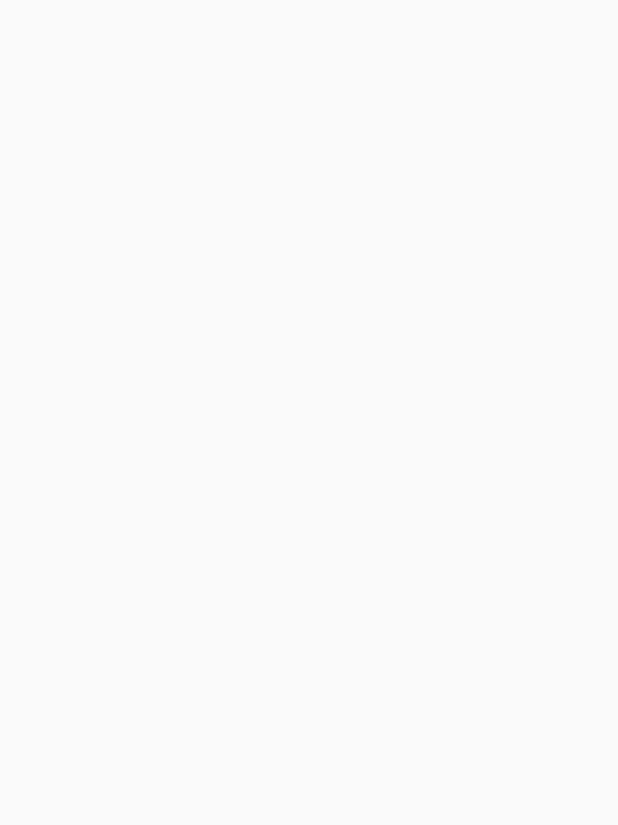
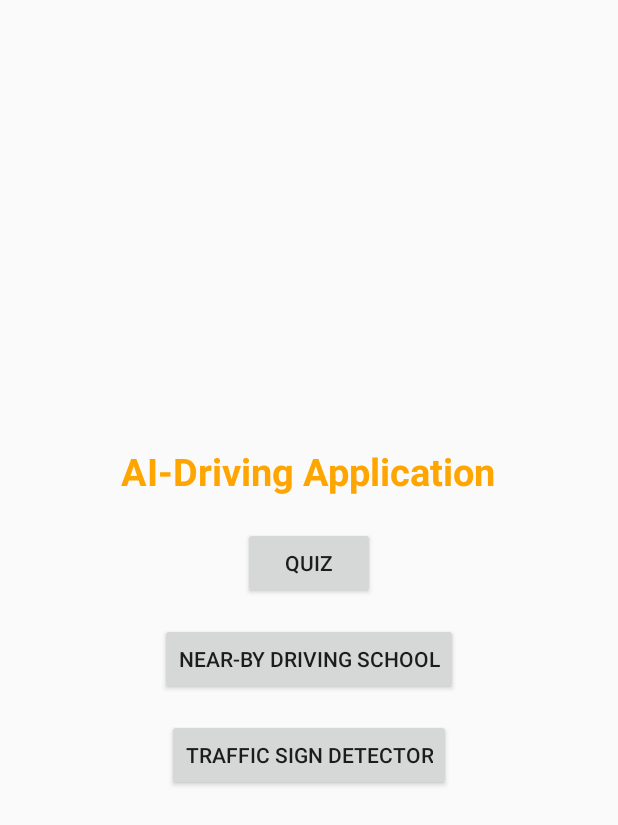
Before and after one commit to Muneeb-Ahmed-Khan/AI-Driving-App, an Android app: the screen it shows after launch once a user with an empty profile is signed in (MainActivity), on a phone screen of 412 x 824 dp. Before the commit the part shown is empty. Shown: the top 825 px of the screen. Run offline under Robolectric (Android 15) with nearby library versions, the phone set to English and light mode, and no system bars; our stand-ins replace Firebase (no records; nobody signed in at launch, a user with empty details on screens opened directly).

Commit message:
Removed error "Can not extract resource from com.android.aaptcompiler.ParsedResource@-----"
Code refactoring.

```diff
--- a/app/src/main/java/com/example/ai_driving_app/Login.java
+++ b/app/src/main/java/com/example/ai_driving_app/Login.java
@@ -61,7 +61,7 @@ public class Login extends AppCompatActivity {
                             // Login success, update UI accordingly
                             Toast.makeText(Login.this, "Login successful!", Toast.LENGTH_SHORT).show();
 
-                            Intent intent = new Intent(Login.this, home.class);
+                            Intent intent = new Intent(Login.this, MainActivity.class);
                             startActivity(intent);
                             finish();
                             // You can add further actions here, such as opening a new activity
--- a/app/src/main/java/com/example/ai_driving_app/MainActivity.java
+++ b/app/src/main/java/com/example/ai_driving_app/MainActivity.java
@@ -1,6 +1,9 @@
 package com.example.ai_driving_app;
 
+import android.content.Intent;
 import android.os.Bundle;
+import android.view.View;
+import android.widget.Button;
 
 import androidx.appcompat.app.AppCompatActivity;
 
@@ -9,7 +12,17 @@ public class MainActivity extends AppCompatActivity {
     @Override
     protected void onCreate(Bundle savedInstanceState) {
         super.onCreate(savedInstanceState);
-        setContentView(R.layout.content_main);
+
+        setContentView(R.layout.activity_main);
+
+        Button quizButton = findViewById(R.id.quizButton);
+        quizButton.setOnClickListener(new View.OnClickListener() {
+            @Override
+            public void onClick(View v) {
+                Intent intent = new Intent(MainActivity.this, Quiz.class);
+                startActivity(intent);
+            }
+        });
 
     }
 
--- a/app/src/main/res/layout/activity_main.xml
+++ b/app/src/main/res/layout/activity_main.xml
@@ -1,13 +1,41 @@
 <?xml version="1.0" encoding="utf-8"?>
-<androidx.coordinatorlayout.widget.CoordinatorLayout xmlns:android="http://schemas.android.com/apk/res/android"
+<LinearLayout xmlns:android="http://schemas.android.com/apk/res/android"
     xmlns:app="http://schemas.android.com/apk/res-auto"
     xmlns:tools="http://schemas.android.com/tools"
     android:layout_width="match_parent"
     android:layout_height="match_parent"
+    android:orientation="vertical"
+    android:gravity="center"
     tools:context=".MainActivity">
 
+    <TextView
+        android:text="AI-Driving Application"
+        android:layout_width="wrap_content"
+        android:layout_height="wrap_content"
+        android:textSize="25sp"
+        android:textStyle="bold"
+        android:textColor="#FFA500"
+        android:layout_marginBottom="20dp"
+        android:layout_gravity="center" />
 
-    <include layout="@layout/content_main" />
+    <Button
+        android:id="@+id/quizButton"
+        android:layout_width="wrap_content"
+        android:layout_height="wrap_content"
+        android:text="Quiz"
+        android:layout_marginBottom="16dp"/>
 
+    <Button
+        android:id="@+id/drivingSchoolButton"
+        android:layout_width="wrap_content"
+        android:layout_height="wrap_content"
+        android:text="Near-By Driving School"
+        android:layout_marginBottom="16dp"/>
 
-</androidx.coordinatorlayout.widget.CoordinatorLayout>
+    <Button
+        android:id="@+id/trafficSignalButton"
+        android:layout_width="wrap_content"
+        android:layout_height="wrap_content"
+        android:text="Traffic Sign Detector"/>
+
+</LinearLayout>
--- a/app/src/main/res/layout/content_main.xml
+++ /dev/null
@@ -1,8 +0,0 @@
-<?xml version="1.0" encoding="utf-8"?>
-<androidx.constraintlayout.widget.ConstraintLayout xmlns:android="http://schemas.android.com/apk/res/android"
-    xmlns:app="http://schemas.android.com/apk/res-auto"
-    android:layout_width="match_parent"
-    android:layout_height="match_parent"
-    app:layout_behavior="@string/appbar_scrolling_view_behavior">
-
-</androidx.constraintlayout.widget.ConstraintLayout>
--- a/app/src/main/res/values/ids.xml
+++ b/app/src/main/res/values/ids.xml
@@ -1,5 +1,5 @@
 <?xml version="1.0" encoding="utf-8"?>
 <resources>
-    <item name="feedback" type="id">feedback</item>
-    <item name="feedbackTextView" type="id">feedbackTextView</item>
+<!--    <item name="feedback" type="id">feedback</item>-->
+<!--    <item name="feedbackTextView" type="id">feedbackTextView</item>-->
 </resources>
--- a/app/src/main/res/values/themes.xml
+++ b/app/src/main/res/values/themes.xml
@@ -19,10 +19,6 @@
         <item name="windowNoTitle">true</item>
     </style>
 
-
-
-
     <style name="Theme.AIDrivingApp.AppBarOverlay" parent="ThemeOverlay.AppCompat.Dark.ActionBar" />
-
     <style name="Theme.AIDrivingApp.PopupOverlay" parent="ThemeOverlay.AppCompat.Light" />
 </resources>
```
Also changed, not shown: app/src/main/AndroidManifest.xml (+3 -8 lines), app/src/main/java/com/example/ai_driving_app/home.java (deleted, +0 -25 lines), app/src/main/res/layout/activity_home.xml (deleted, +0 -41 lines).
